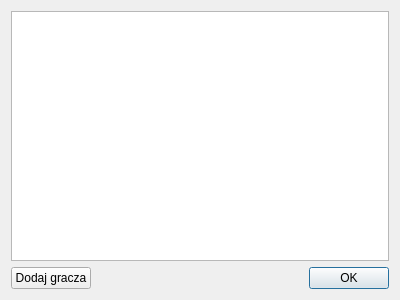
Above: Players.ui from hazemIII/minesweeper-qt before the change. Below: the same form after it.
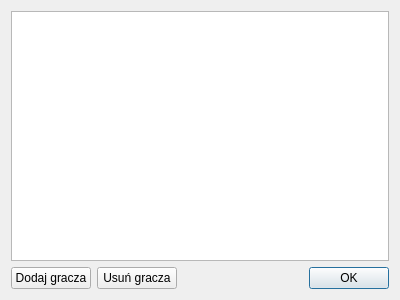
That is the form after the change.

Commit message: Added delete button in PlayersWindow and it's working...

```diff
--- a/Players.ui
+++ b/Players.ui
@@ -14,7 +14,7 @@
    <string>Gracze</string>
   </property>
   <layout class="QGridLayout" name="gridLayout">
-   <item row="0" column="0" colspan="2">
+   <item row="0" column="0" colspan="3">
     <widget class="QTableView" name="view"/>
    </item>
    <item row="1" column="0">
@@ -24,7 +24,7 @@
      </property>
     </widget>
    </item>
-   <item row="1" column="1">
+   <item row="1" column="2">
     <widget class="QDialogButtonBox" name="buttonBox">
      <property name="orientation">
       <enum>Qt::Horizontal</enum>
@@ -37,6 +37,13 @@
      </property>
     </widget>
    </item>
+   <item row="1" column="1">
+    <widget class="QPushButton" name="deleteButton">
+     <property name="text">
+      <string>Usuń gracza</string>
+     </property>
+    </widget>
+   </item>
   </layout>
  </widget>
  <resources/>
```
The commit also changes 2 other files.
